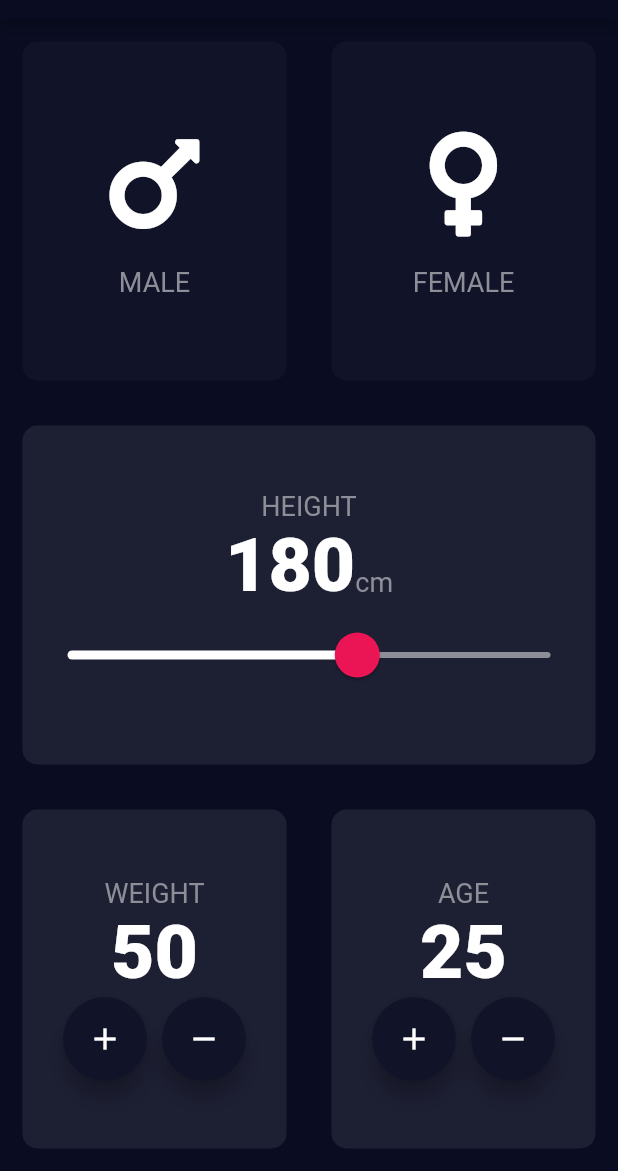
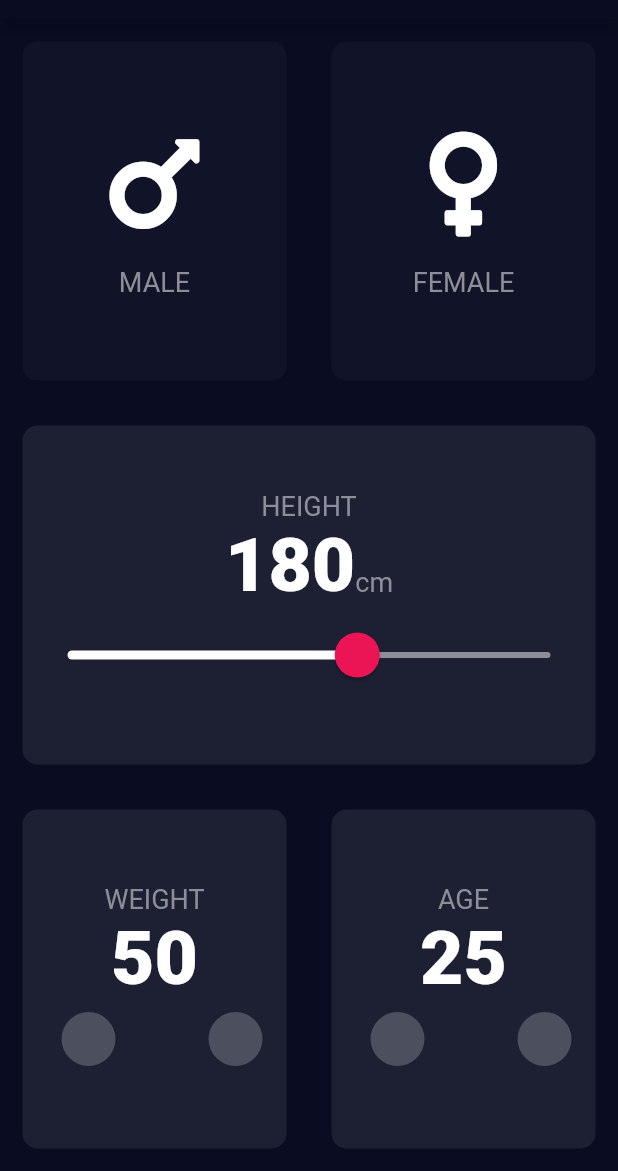
Before and after one commit to BrayanMamani/bmi_calculator, a Flutter app: the screen it shows after launch, on a phone screen of 412 x 824 dp, the part 65-1236 px from its top. Run offline on Flutter 3.47's test engine with Material 2 defaults, Android fonts, the phone set to English and light mode, and no system bars; our stand-ins replace font_awesome_flutter.

Commit message:
Creating round icon button

```diff
--- a/lib/input_page.dart
+++ b/lib/input_page.dart
@@ -169,27 +169,24 @@ class InformationContent extends StatelessWidget {
         Row(
           mainAxisAlignment: MainAxisAlignment.center,
           children: <Widget>[
-            FloatingActionButton(
-              backgroundColor: kInactiveCardColour,
-              child: Icon(
-                Icons.add,
-                color: Colors.white,
-              ),
-              onPressed: () {},
-            ),
+            RoundIconButton(),
             SizedBox(
               width: 10.0,
             ),
-            FloatingActionButton(
-              backgroundColor: kInactiveCardColour,
-              child: Icon(
-                Icons.remove,
-                color: Colors.white,
-              ),
-            ),
+            RoundIconButton(),
           ],
         ),
       ],
     );
   }
 }
+
+class RoundIconButton extends StatelessWidget {
+  @override
+  Widget build(BuildContext context) {
+    return RawMaterialButton(
+      shape: CircleBorder(),
+      fillColor: Color(0xFF4C4F5E),
+    );
+  }
+}
```
